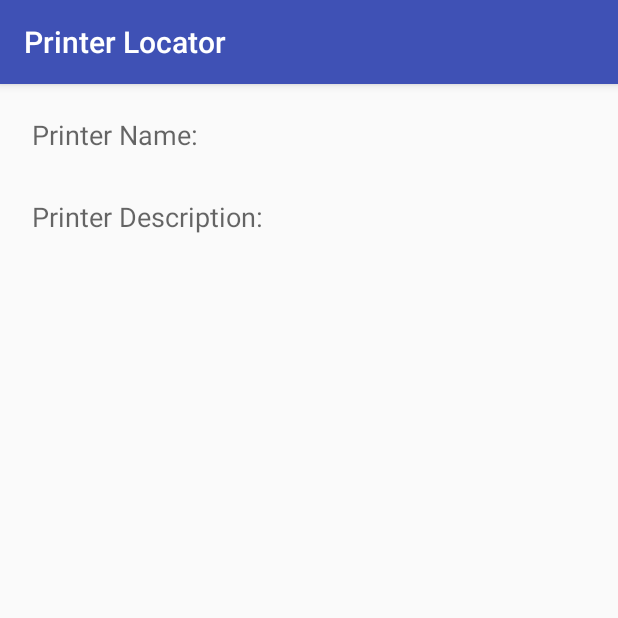
After one commit to pwlandoll/PrinterLocatorApp, an Android app: the DisplayPrinterActivity screen opened directly, with no data from a screen before it, on a phone screen of 412 x 824 dp, the top half of it. The commit adds this screen. Run offline under Robolectric (Android 15) with nearby library versions, the phone set to English and light mode, and no system bars.

Commit message:
Added DisplayPrinterActivity for details on individual printers, implemented more of PrinterHelper and FindNearestPrinter

```diff
--- a/app/build.gradle
+++ b/app/build.gradle
@@ -2,14 +2,14 @@ apply plugin: 'com.android.application'
 
 android {
     compileSdkVersion 23
-    buildToolsVersion "23.0.2"
+    buildToolsVersion "23.0.3"
 
     defaultConfig {
         applicationId "edu.jcu.plandoll16.printerlocator"
-        minSdkVersion 15
+        minSdkVersion 16
         targetSdkVersion 23
         versionCode 1
-        versionName "1.0"
+        versionName "0.1"
     }
     buildTypes {
         release {
--- a/app/src/main/AndroidManifest.xml
+++ b/app/src/main/AndroidManifest.xml
@@ -20,7 +20,8 @@
             </intent-filter>
         </activity>
         <activity android:name=".ListPrinterActivity" />
-        <activity android:name=".FindNearestPrinterActivity"></activity>
+        <activity android:name=".FindNearestPrinterActivity" />
+        <activity android:name=".DisplayPrinterActivity"></activity>
     </application>
 
 </manifest>
--- /dev/null
+++ b/app/src/main/java/edu/jcu/plandoll16/printerlocator/DisplayPrinterActivity.java
@@ -0,0 +1,28 @@
+package edu.jcu.plandoll16.printerlocator;
+
+import android.content.Intent;
+import android.support.v7.app.AppCompatActivity;
+import android.os.Bundle;
+import android.util.Log;
+import android.widget.TextView;
+
+public class DisplayPrinterActivity extends AppCompatActivity {
+    private TextView printerNameTextView, printerDesTextView;
+
+    @Override
+    protected void onCreate(Bundle savedInstanceState) {
+        super.onCreate(savedInstanceState);
+        setContentView(R.layout.activity_display_printer);
+
+        printerNameTextView = (TextView)findViewById(R.id.printerNameTextView);
+        printerDesTextView = (TextView)findViewById(R.id.printerDesTextView);
+
+        Intent mIntent = this.getIntent();
+        try {
+            printerNameTextView.setText(mIntent.getStringExtra("edu.jcu.plandoll16.PrinterLocator.printerName"));
+            printerDesTextView.setText(mIntent.getStringExtra("edu.jcu.plandoll16.PrinterLocator.printerDes"));
+        } catch (Exception ex) {
+            Log.e("PROBLEM", ex.getMessage());
+        }
+    }
+}
--- /dev/null
+++ b/app/src/main/res/layout/activity_display_printer.xml
@@ -0,0 +1,55 @@
+<?xml version="1.0" encoding="utf-8"?>
+<RelativeLayout xmlns:android="http://schemas.android.com/apk/res/android"
+    xmlns:tools="http://schemas.android.com/tools"
+    android:layout_width="match_parent"
+    android:layout_height="match_parent"
+    android:paddingBottom="@dimen/activity_vertical_margin"
+    android:paddingLeft="@dimen/activity_horizontal_margin"
+    android:paddingRight="@dimen/activity_horizontal_margin"
+    android:paddingTop="@dimen/activity_vertical_margin"
+    tools:context="edu.jcu.plandoll16.printerlocator.DisplayPrinterActivity">
+
+    <LinearLayout
+        android:orientation="vertical"
+        android:layout_width="match_parent"
+        android:layout_height="match_parent"
+        android:layout_alignParentLeft="true"
+        android:layout_alignParentStart="true">
+
+        <TextView
+            android:text="@string/printerName"
+            android:id="@+id/nameLabelTextView"
+            android:layout_column="0"
+            android:textAppearance="?android:attr/textAppearanceMedium"
+            android:layout_margin="5dp"
+            android:layout_height="wrap_content"
+            android:layout_width="wrap_content" />
+
+        <TextView
+            android:layout_width="wrap_content"
+            android:layout_height="wrap_content"
+            android:id="@+id/printerNameTextView"
+            android:layout_column="1"
+            android:text="TEST PRINTER NAME" />
+
+        <Space
+            android:layout_width="match_parent"
+            android:layout_height="wrap_content" />
+
+        <TextView
+            android:text="@string/printerDes"
+            android:id="@+id/desLabelTextView"
+            android:layout_column="0"
+            android:textAppearance="?android:attr/textAppearanceMedium"
+            android:layout_margin="5dp"
+            android:layout_height="wrap_content"
+            android:layout_width="wrap_content" />
+
+        <TextView
+            android:layout_width="wrap_content"
+            android:layout_height="wrap_content"
+            android:id="@+id/printerDesTextView"
+            android:layout_column="1"
+            android:text="This is a test printer description.  This is a test printer description.  This is a test printer description. " />
+    </LinearLayout>
+</RelativeLayout>
--- a/app/src/main/res/values/strings.xml
+++ b/app/src/main/res/values/strings.xml
@@ -9,5 +9,8 @@
         This app prefers to have GPS enabled on your device.
         To ensure accurate measurements, please make sure that location services are enabled.
     </string>
+    <string name="more">More info</string>
+    <string name="printerDes">Printer Description:</string>
+    <string name="printerName">Printer Name:</string>
     <string name="wait">Waiting for location data…</string>
 </resources>
```
Also changed, not shown: app/src/main/java/edu/jcu/plandoll16/printerlocator/FindNearestPrinterActivity.java (+32 -6 lines), app/src/main/java/edu/jcu/plandoll16/printerlocator/Printer.java (+50 -6 lines), app/src/main/java/edu/jcu/plandoll16/printerlocator/PrinterHelper.java (+23 -1 lines), app/src/main/res/layout/activity_find_nearest_printer.xml (+16 -0 lines).
